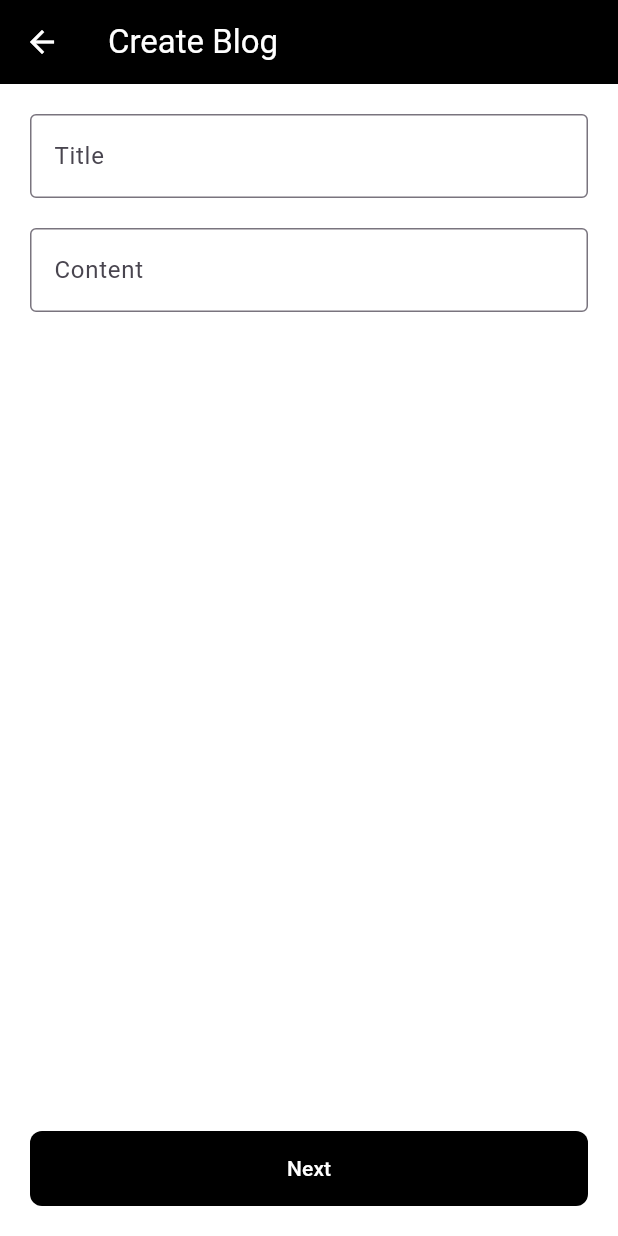
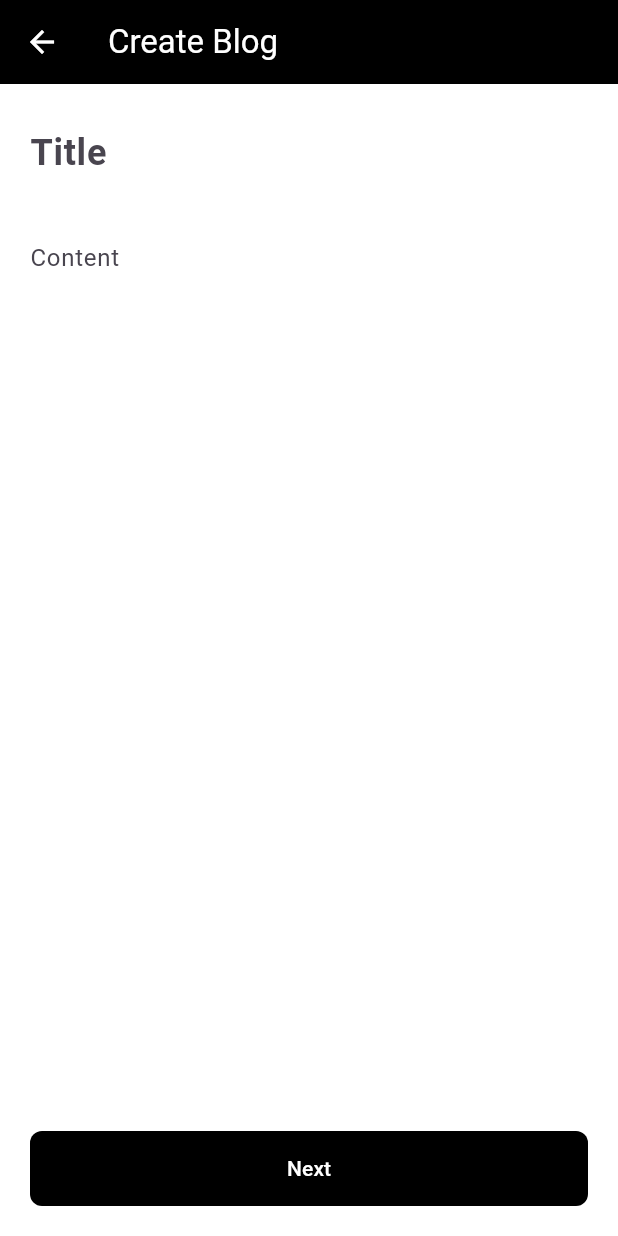
Before and after one commit to itsmealan2000/Blogapp-group1, a Flutter app: the CreateBlogPage screen opened directly, on a phone screen of 412 x 824 dp. Run offline on Flutter 3.47's test engine with Material 3 defaults, Android fonts, the phone set to English and light mode, and no system bars.

Commit message:
Removed the border for the title and content and increased the font size of the title

```diff
--- a/lib/create_blog_page.dart
+++ b/lib/create_blog_page.dart
@@ -62,7 +62,11 @@ class _CreateBlogPageState extends State<CreateBlogPage> {
               controller: _titleController,
               decoration: const InputDecoration(
                 hintText: 'Title',
-                border: OutlineInputBorder(),
+                border: InputBorder.none,
+              ),
+              style: const TextStyle(
+                fontSize: 24.0, // Increase the font size here
+                fontWeight: FontWeight.bold,
               ),
             ),
             const SizedBox(height: 20.0),
@@ -70,7 +74,7 @@ class _CreateBlogPageState extends State<CreateBlogPage> {
               controller: _contentController,
               decoration: const InputDecoration(
                 hintText: 'Content',
-                border: OutlineInputBorder(),
+                border: InputBorder.none,
               ),
               maxLines: null,
             ),
```
